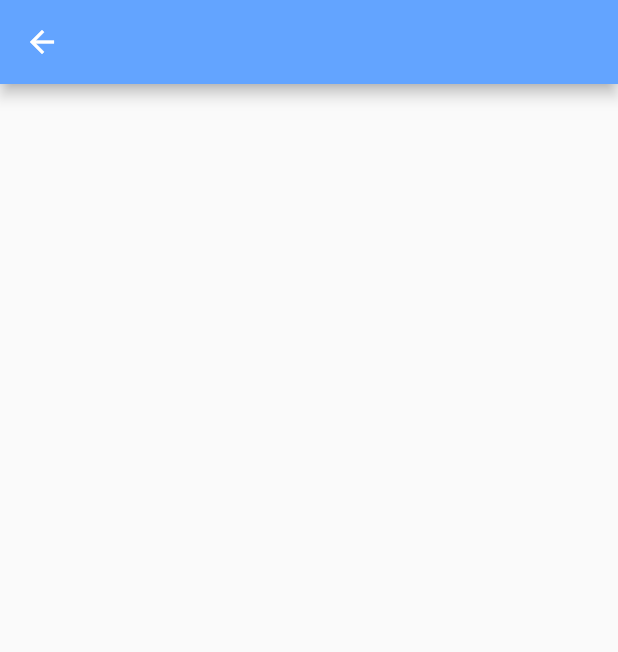
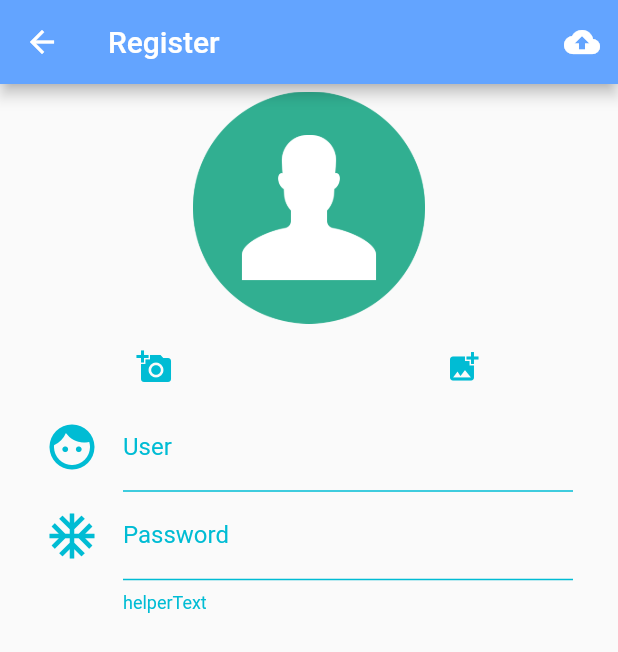
Before and after one commit to rutpte/flutter_projecta, a Flutter app: the Register screen opened directly, on a phone screen of 412 x 824 dp. Shown: the top 652 px of the screen. Run offline on Flutter 3.47's test engine with Material 2 defaults, Android fonts, the phone set to English and light mode, and no system bars; our stand-ins replace google_fonts.

Commit message:
ui register ok

```diff
--- a/lib/screens/register.dart
+++ b/lib/screens/register.dart
@@ -1,16 +1,143 @@
 import 'package:flutter/material.dart';
 import 'package:projecta/utility/my_style.dart'; //1
 
-class Register extends StatefulWidget { //2
+class Register extends StatefulWidget {
+  //2
   @override
   _RegisterState createState() => _RegisterState();
 }
 
 class _RegisterState extends State<Register> {
+  //field
+
+  //------------------------------------------------------
+  //--> method
+  Widget registerButton() {
+    return IconButton(
+      icon: Icon(Icons.cloud_upload),
+      onPressed: () {
+        print('xxxx');
+      },
+    );
+  }
+
+  //------------------------------------------------------
+  //widget avatar
+  Widget ShowAvatar() {
+    return Container(
+      padding: EdgeInsets.all(5.0),
+      width: MediaQuery.of(context).size.width * 0.2,
+      height: MediaQuery.of(context).size.height * 0.2,
+      child: Image.asset('images/avatar.png'),
+    );
+  }
+
+  //------------------------------------------------------
+  Widget cameraButton() {
+    return IconButton(
+      icon: Icon(
+        Icons.add_a_photo,
+        color: Colors.cyan,
+      ),
+      onPressed: () {
+        print('xxxx');
+      },
+    );
+  }
+
+  //------------------------------------------------------
+  Widget galleryButton() {
+    return IconButton(
+      icon: Icon(
+        Icons.add_photo_alternate,
+        color: Colors.cyan,
+      ),
+      onPressed: () {
+        print('xxxx');
+      },
+    );
+  }
+  //------------------------------------------------------
+
+  Widget showButtonPhoto() {
+    return Row(
+      mainAxisAlignment: MainAxisAlignment.spaceAround,
+      children: <Widget>[cameraButton(), galleryButton()],
+    );
+  }
+
+  //------------------------------------------------------
+  Widget textName() {
+    Color colorIcon = Colors.cyan;
+    return Container(
+      margin: EdgeInsets.only(left: 30, right: 30),
+      child: TextField(
+          style: TextStyle(color: colorIcon),
+          decoration: InputDecoration(
+              enabledBorder: UnderlineInputBorder(
+                  borderSide: BorderSide(color: colorIcon)),
+              labelText: 'User',
+              helperStyle: TextStyle(color: colorIcon),
+              labelStyle: TextStyle(color: colorIcon),
+
+              //hintText: 'User:',
+              icon: Icon(
+                Icons.face,
+                size: 36.0,
+                color: colorIcon,
+              ),
+              //prefixIcon: Icon(Icons.alarm),
+              hintStyle: TextStyle(color: MyStyle().taxtAColor))),
+    );
+  }
+
+  //------------------------------------------------------
+  Widget textPass() {
+    Color colorIcon = Colors.cyan;
+    return Container(
+      margin: EdgeInsets.only(left: 30, right: 30),
+      child: TextField(
+          style: TextStyle(color: colorIcon),
+          decoration: InputDecoration(
+              enabledBorder: UnderlineInputBorder(
+                  borderSide: BorderSide(color: colorIcon)),
+              helperText: 'helperText',
+              helperStyle: TextStyle(color: colorIcon),
+              labelText: 'Password',
+              labelStyle: TextStyle(color: colorIcon),
+              //hintText: 'Pass:',
+              icon: Icon(
+                Icons.ac_unit,
+                size: 36.0,
+                color: colorIcon,
+              ),
+              //prefixIcon: Icon(Icons.alarm),
+              hintStyle: TextStyle(color: MyStyle().taxtAColor))),
+    );
+  }
+  //------------------------------------------------------
+  //------------------------------------------------------
+
   @override
   Widget build(BuildContext context) {
-    return Scaffold( //3
-      appBar: AppBar(backgroundColor: MyStyle().color_bar,),
+    return Scaffold(
+      //3
+      appBar: AppBar(
+        backgroundColor: MyStyle().color_bar,
+        actions: <Widget>[registerButton()],
+        title: Text('Register'),
+      ),
+      //----------------
+      body: ListView(
+        children: <Widget>[
+          ShowAvatar(),
+          showButtonPhoto(),
+          textName(),
+          textPass(),
+          //SizedBox(height: 100,)
+        ],
+      ),
+      //-----------------
     );
   }
 }
--- a/pubspec.yaml
+++ b/pubspec.yaml
@@ -44,7 +44,7 @@ flutter:
   # To add assets to your application, add an assets section, like this:
   assets:
   - images/logo.png
-  #  - images/a_dot_ham.jpeg
+  - images/avatar.png
 
   # An image asset can refer to one or more resolution-specific "variants", see
   # https://flutter.dev/assets-and-images/#resolution-aware.
```
Also changed, not shown: images/avatar.png (added).
